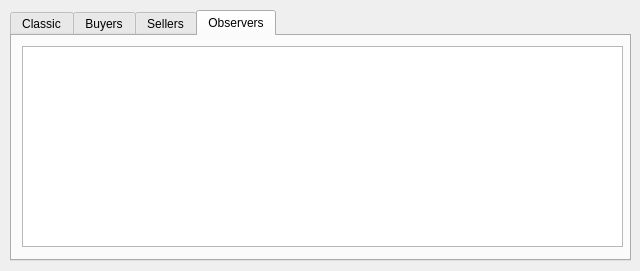
Old version of the form classic/gui/ui/PeersDialog.ui in the repository RdeWilde/JoyStream.
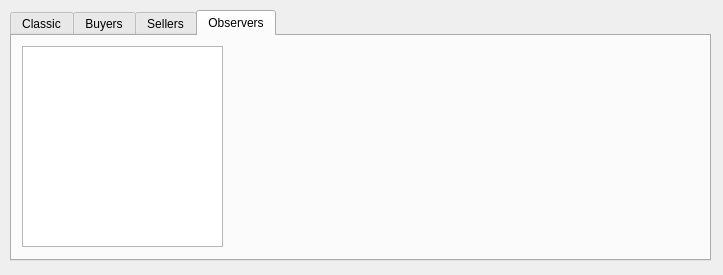
New version of the form. The open tabs and pages were chosen to show the change.

What changed in the file:
```diff
--- a/classic/gui/ui/PeersDialog.ui
+++ b/classic/gui/ui/PeersDialog.ui
@@ -6,8 +6,8 @@
    <rect>
     <x>0</x>
     <y>0</y>
-    <width>640</width>
-    <height>271</height>
+    <width>723</width>
+    <height>275</height>
    </rect>
   </property>
   <property name="windowTitle">
@@ -18,7 +18,7 @@
     <rect>
      <x>10</x>
      <y>10</y>
-     <width>621</width>
+     <width>701</width>
      <height>251</height>
     </rect>
    </property>
@@ -79,7 +79,7 @@
       <rect>
        <x>10</x>
        <y>10</y>
-       <width>601</width>
+       <width>201</width>
        <height>201</height>
       </rect>
      </property>
```
Left out of the diff: 8 changed lines with no effect on the pictures.
